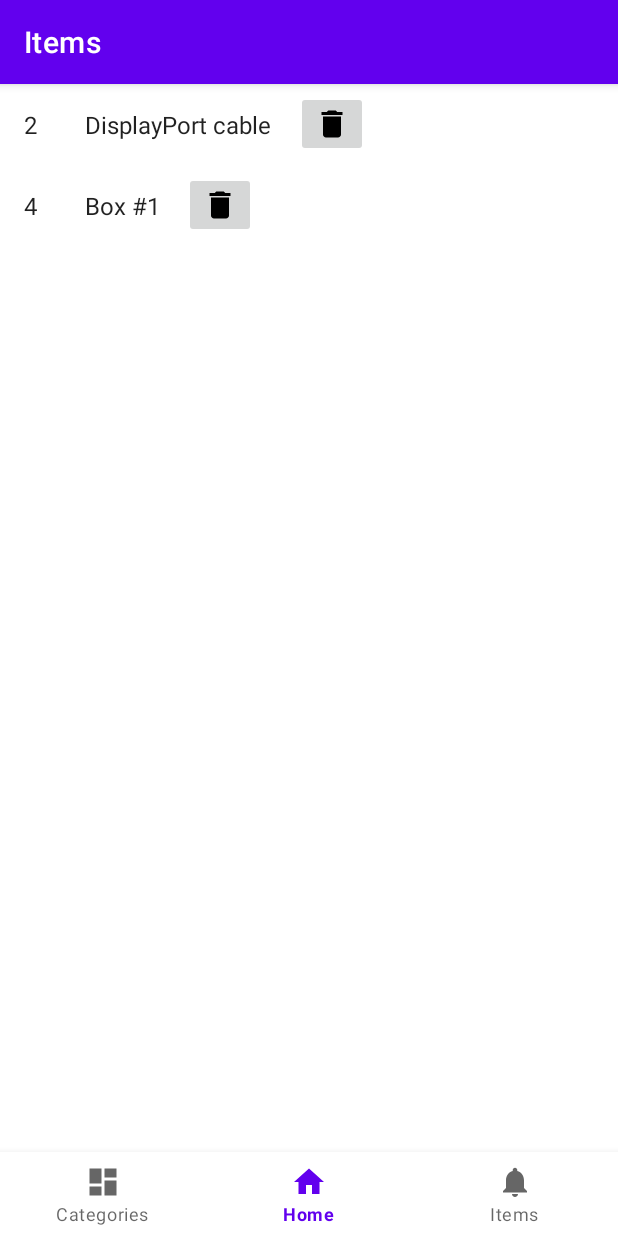
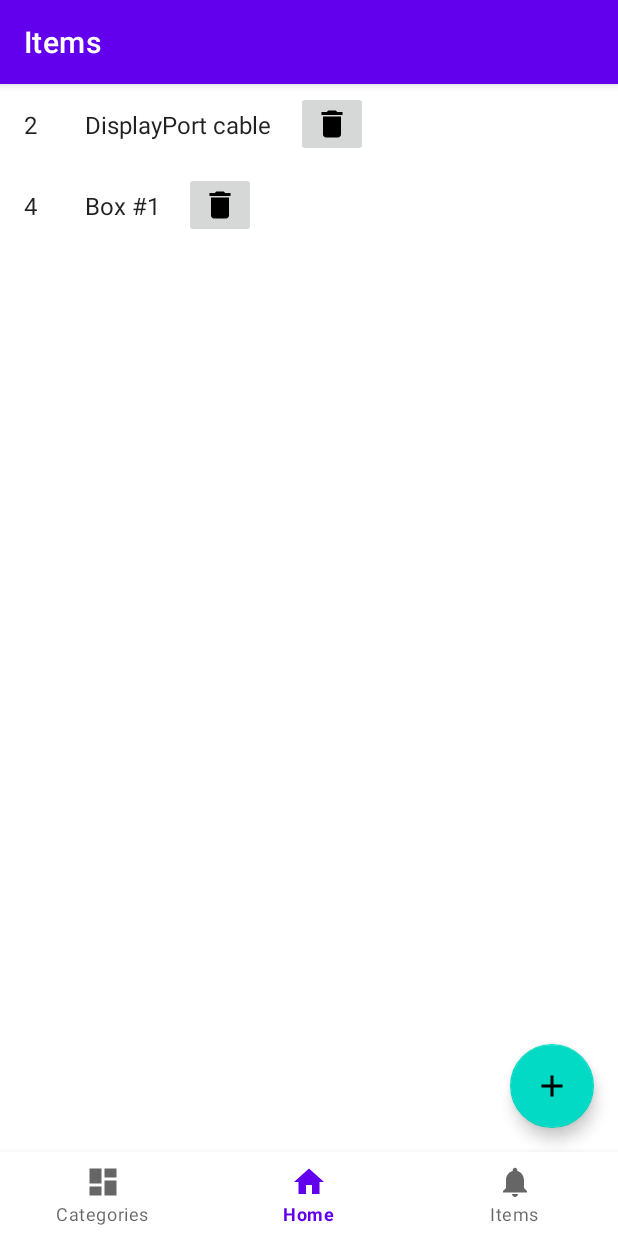
Before and after one commit to gabor7d2/SimpleInventory, an Android app: the ItemsFragment screen opened through its navigation route, on a phone screen of 412 x 824 dp. Run offline under Robolectric (Android 15) with nearby library versions, the phone set to English and light mode, and no system bars; our stand-ins replace Firebase (no records; nobody signed in at launch, a user with empty details on screens opened directly), navigation-ui.

Commit message:
Implement item add button

```diff
--- a/SimpleInventory/app/src/main/java/net/gabor7d2/simpleinventory/model/Item.kt
+++ b/SimpleInventory/app/src/main/java/net/gabor7d2/simpleinventory/model/Item.kt
@@ -3,7 +3,7 @@ package net.gabor7d2.simpleinventory.model
 data class Item(
     override val id: String?,
     val name: String,
-    val categoryId: String,
+    val categoryId: String?,
     val parentId: String? = null,
 ) : ListItem {
     override val listItemType: Int = ListItem.TYPE_ITEM
--- a/SimpleInventory/app/src/main/java/net/gabor7d2/simpleinventory/persistence/repository/Repository.kt
+++ b/SimpleInventory/app/src/main/java/net/gabor7d2/simpleinventory/persistence/repository/Repository.kt
@@ -118,7 +118,7 @@ abstract class Repository {
 
     abstract fun getItemsOfCategory(id: String): List<Item>
 
-    abstract fun addOrUpdateCategory(category: Category)
+    abstract fun addOrUpdateCategory(category: Category): Category
 
     abstract fun removeCategory(id: String)
 
@@ -128,7 +128,7 @@ abstract class Repository {
     // returns root items if id is null
     abstract fun getChildrenOfItem(id: String?): List<Item>
 
-    abstract fun addOrUpdateItem(item: Item)
+    abstract fun addOrUpdateItem(item: Item): Item
 
     abstract fun removeItem(id: String)
 }
--- /dev/null
+++ b/SimpleInventory/app/src/main/res/drawable/ic_add.xml
@@ -0,0 +1,5 @@
+<vector android:height="24dp" android:tint="#000000"
+    android:viewportHeight="24" android:viewportWidth="24"
+    android:width="24dp" xmlns:android="http://schemas.android.com/apk/res/android">
+    <path android:fillColor="@android:color/white" android:pathData="M19,13h-6v6h-2v-6H5v-2h6V5h2v6h6v2z"/>
+</vector>
--- a/SimpleInventory/app/src/main/res/layout/activity_main.xml
+++ b/SimpleInventory/app/src/main/res/layout/activity_main.xml
@@ -3,7 +3,8 @@
     xmlns:app="http://schemas.android.com/apk/res-auto"
     android:id="@+id/container"
     android:layout_width="match_parent"
-    android:layout_height="match_parent" >
+    android:layout_height="match_parent"
+    >
 
     <com.google.android.material.bottomnavigation.BottomNavigationView
         android:id="@+id/nav_view"
@@ -20,7 +21,7 @@
         android:id="@+id/nav_host_fragment_activity_main"
         android:name="androidx.navigation.fragment.NavHostFragment"
         android:layout_width="match_parent"
-        android:layout_height="match_parent"
+        android:layout_height="0dp"
         app:defaultNavHost="true"
         app:layout_constraintBottom_toTopOf="@id/nav_view"
         app:layout_constraintLeft_toLeftOf="parent"
--- a/SimpleInventory/app/src/main/res/layout/fragment_items.xml
+++ b/SimpleInventory/app/src/main/res/layout/fragment_items.xml
@@ -1,10 +1,27 @@
 <?xml version="1.0" encoding="utf-8"?>
-<androidx.recyclerview.widget.RecyclerView xmlns:android="http://schemas.android.com/apk/res/android"
+<androidx.constraintlayout.widget.ConstraintLayout xmlns:android="http://schemas.android.com/apk/res/android"
     xmlns:app="http://schemas.android.com/apk/res-auto"
     xmlns:tools="http://schemas.android.com/tools"
-    android:id="@+id/list"
     android:layout_width="match_parent"
-    android:layout_height="match_parent"
-    app:layoutManager="LinearLayoutManager"
-    tools:context=".ui.item.ItemsFragment"
-    tools:listitem="@layout/list_item_item" />
+    android:layout_height="match_parent">
+
+    <androidx.recyclerview.widget.RecyclerView
+        android:id="@+id/list"
+        android:layout_width="match_parent"
+        android:layout_height="match_parent"
+        app:layoutManager="LinearLayoutManager"
+        tools:context=".ui.item.ItemsFragment"
+        tools:listitem="@layout/list_item_item" />
+
+    <com.google.android.material.floatingactionbutton.FloatingActionButton
+        android:id="@+id/fab"
+        android:layout_width="wrap_content"
+        android:layout_height="wrap_content"
+        android:layout_gravity="end|bottom"
+        android:layout_margin="16dp"
+        android:contentDescription="Create Item"
+        android:src="@drawable/ic_add"
+        app:layout_constraintBottom_toBottomOf="parent"
+        app:layout_constraintEnd_toEndOf="parent" />
+
+</androidx.constraintlayout.widget.ConstraintLayout>
--- a/SimpleInventory/app/src/main/res/layout/list_item_item.xml
+++ b/SimpleInventory/app/src/main/res/layout/list_item_item.xml
@@ -14,6 +14,7 @@
         android:layout_height="wrap_content"
         android:layout_margin="@dimen/text_margin"
         android:textAppearance="?attr/textAppearanceListItem"
+        android:maxLength="8"
         tools:text="1" />
 
     <TextView
```
Also changed, not shown: SimpleInventory/app/src/main/java/net/gabor7d2/simpleinventory/persistence/repository/MemoryRepository.kt (+6 -4 lines), SimpleInventory/app/src/main/java/net/gabor7d2/simpleinventory/ui/item/ItemsFragment.kt (+8 -0 lines), SimpleInventory/app/src/main/java/net/gabor7d2/simpleinventory/ui/itemdetails/ItemDetailsFragment.kt (+10 -2 lines).
